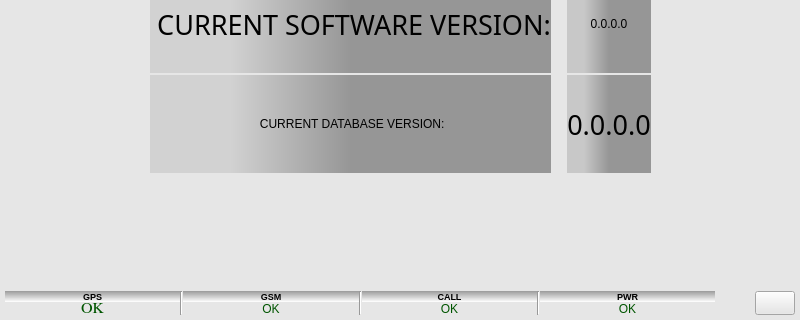
Old version of the form mpd.ui in the repository gurpartap007/qtmop; both pictures show x 0 to 800 and y 160 to 480 of the 800 by 480 pixel window.
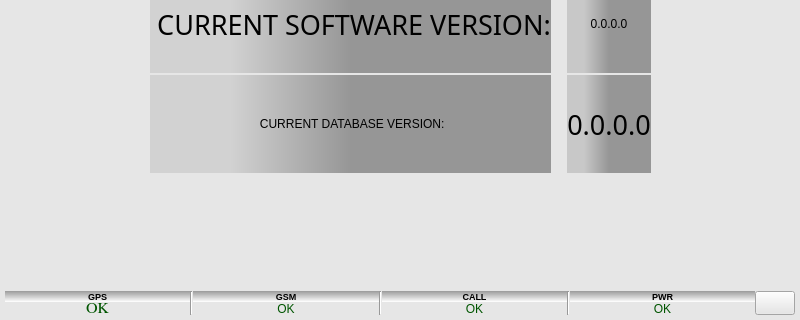
New version of the form. Icons and pictures are not drawn.

The edit to the form file:
```diff
--- a/mpd.ui
+++ b/mpd.ui
@@ -1055,23 +1055,7 @@
            </layout>
           </item>
           <item>
-           <spacer name="horizontalSpacer">
-            <property name="orientation">
-             <enum>Qt::Horizontal</enum>
-            </property>
-            <property name="sizeType">
-             <enum>QSizePolicy::Maximum</enum>
-            </property>
-            <property name="sizeHint" stdset="0">
-             <size>
-              <width>40</width>
-              <height>20</height>
-             </size>
-            </property>
-           </spacer>
-          </item>
-          <item>
-           <widget class="QPushButton" name="pushButton">
+           <widget class="QPushButton" name="volume_control">
             <property name="sizePolicy">
              <sizepolicy hsizetype="Fixed" vsizetype="Minimum">
               <horstretch>0</horstretch>
```
